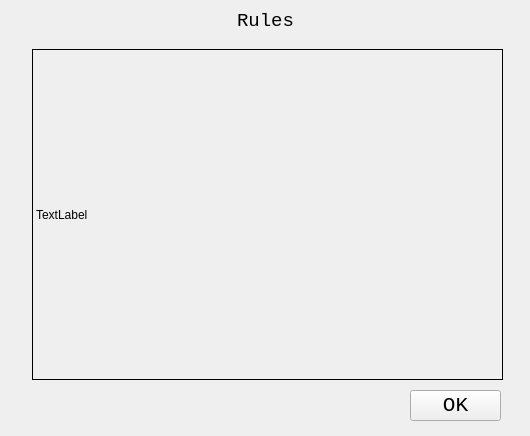
Old version of the form VOF-Client-Desktop/rules.ui in the repository SBEmafph/voltorbflip-clone.
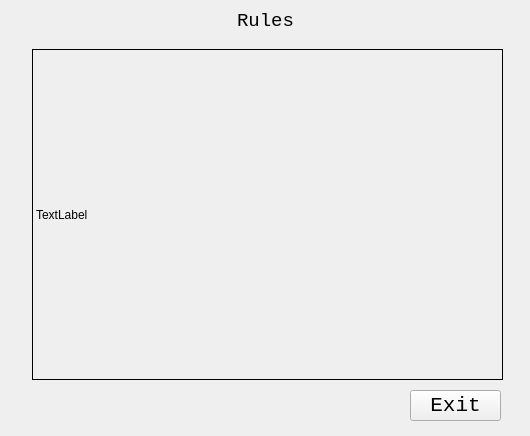
New version of the form.

Patch:
```diff
--- a/VOF-Client-Desktop/rules.ui
+++ b/VOF-Client-Desktop/rules.ui
@@ -68,7 +68,7 @@
     </font>
    </property>
    <property name="text">
-    <string>OK</string>
+    <string>Exit</string>
    </property>
    <property name="iconSize">
     <size>
```
